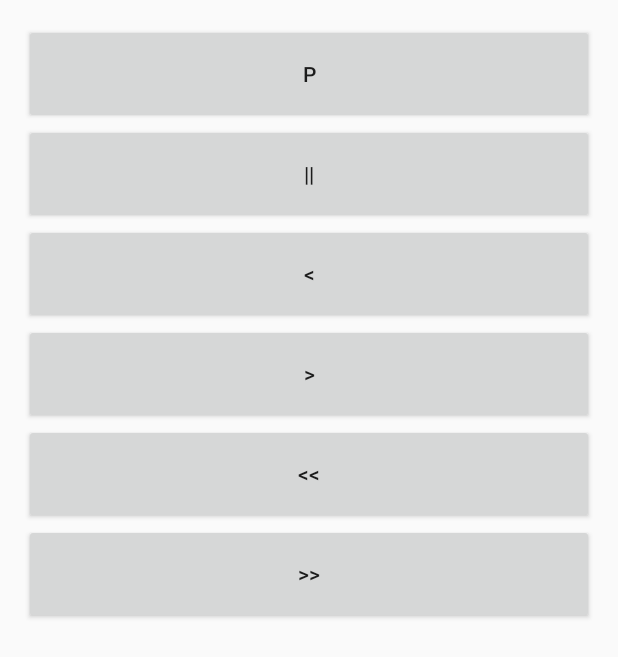
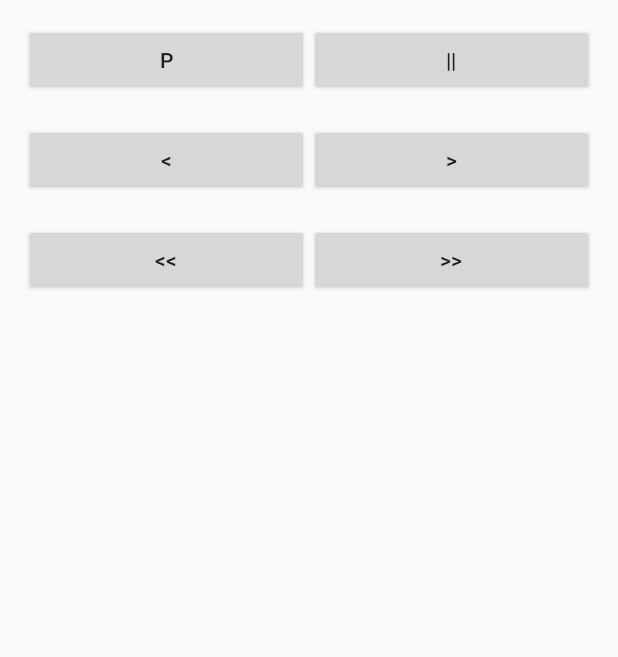
Before and after one commit to robbor78/Android_AudioPlayer2, an Android app: the layout content_main.xml on its own in the app's theme, with its tools: preview values and no code run, on a phone screen of 412 x 824 dp. Shown: the top 657 px of the screen. Run offline under Robolectric (Android 15) with nearby library versions, the phone set to English and light mode, and no system bars.

Commit message:
fixed layout in activity

```diff
--- a/app/src/main/java/com/domain/company/audioplayer2/MainActivity.java
+++ b/app/src/main/java/com/domain/company/audioplayer2/MainActivity.java
@@ -31,50 +31,6 @@ public class MainActivity extends AppCompatActivity implements ServiceCallbacks
     private Intent intent;
     private PlayerService mService;
     private boolean mBound = false;
-
-
-    public void back(View view) {
-
-        //toggle(false,true);
-        mService.back();
-//        seek(-5000);
-//        isBacking = true;
-    }
-
-    public void fwd(View view) {
-        //toggle(false,true);
-        mService.forward();
-//        if (!isPlaying) {
-//            startPlay();
-//        }
-//        seek(5000);
-//        isForward = true;
-    }
-
-    public void bback(View view) {
-        //toggle(false,true);
-        mService.bback();
-//        seek(-60000);
-//        isBBacking = true;
-    }
-
-    public void ffwd(View view) {
-        //toggle(false,true);
-        mService.ffwd();
-//        if (!isPlaying) {
-//            startPlay();
-//        }
-//        seek(60000);
-//        isFForward = true;
-    }
-
-    public void play(View view) {
-        mService.togglePlay();
-    }
-
-    public void pause(View view) {
-        mService.togglePause();
-    }
 
 
     @Override
@@ -447,5 +403,33 @@ public class MainActivity extends AppCompatActivity implements ServiceCallbacks
 
     }
 
+    public void play(View view) {
+        mService.togglePlay();
+    }
+
+    public void pause(View view) {
+        mService.togglePause();
+    }
+
+    public void back(View view) {
+        //toggle(false,true);
+        mService.back();
+    }
+
+    public void fwd(View view) {
+        //toggle(false,true);
+        mService.forward();
+    }
+
+    public void bback(View view) {
+        //toggle(false,true);
+        mService.bback();
+    }
+
+    public void ffwd(View view) {
+        //toggle(false,true);
+        mService.ffwd();
+    }
+
 
 }
--- a/app/src/main/res/layout/content_main.xml
+++ b/app/src/main/res/layout/content_main.xml
@@ -2,35 +2,51 @@
 <LinearLayout
         xmlns:android="http://schemas.android.com/apk/res/android"
         xmlns:tools="http://schemas.android.com/tools"
+        xmlns:app="http://schemas.android.com/apk/res-auto"
         android:layout_width="match_parent"
         android:layout_height="match_parent"
         android:paddingLeft="@dimen/activity_horizontal_margin"
         android:paddingRight="@dimen/activity_horizontal_margin"
         android:paddingTop="@dimen/activity_vertical_margin"
         android:paddingBottom="@dimen/activity_vertical_margin"
+        app:layout_behavior="@string/appbar_scrolling_view_behavior"
+        tools:showIn="@layout/activity_main"
         tools:context="com.domain.company.audioplayer2.MainActivity"
         android:orientation="vertical">
 
+
+    <LinearLayout
+            android:layout_width="match_parent"
+            android:layout_height="100px"
+            android:orientation="horizontal">
         <Button
                 android:id="@+id/play"
                 android:text="P"
-            android:layout_width="match_parent"
-            android:layout_height="100px"
+                android:layout_width="0dp"
+                android:layout_height="wrap_content"
+                android:layout_weight="1"
                 android:onClick="play"/>
 
         <Button
                 android:id="@+id/pause"
                 android:text="||"
+                android:layout_width="0dp"
+                android:layout_height="wrap_content"
+                android:layout_weight="1"
+                android:onClick="pause"
+                android:enabled="true"/>
+    </LinearLayout>
+
+    <LinearLayout
             android:layout_width="match_parent"
             android:layout_height="100px"
-            android:onClick="pause"
-            android:enabled="true"/>
-
+            android:orientation="horizontal">
         <Button
                 android:id="@+id/back"
                 android:text="&lt;"
-            android:layout_width="match_parent"
-            android:layout_height="100px"
+                android:layout_width="0dp"
+                android:layout_height="wrap_content"
+                android:layout_weight="1"
                 android:onClick="back"
                 android:enabled="true"
         />
@@ -38,17 +54,24 @@
         <Button
                 android:id="@+id/fwd"
                 android:text="&gt;"
-            android:layout_width="match_parent"
-            android:layout_height="100px"
+                android:layout_width="0dp"
+                android:layout_height="wrap_content"
+                android:layout_weight="1"
                 android:onClick="fwd"
                 android:enabled="true"
         />
+    </LinearLayout>
 
+    <LinearLayout
+            android:layout_width="match_parent"
+            android:layout_height="100px"
+            android:orientation="horizontal">
         <Button
                 android:id="@+id/bback"
                 android:text="&lt;&lt;"
-            android:layout_width="match_parent"
-            android:layout_height="100px"
+                android:layout_width="0dp"
+                android:layout_height="wrap_content"
+                android:layout_weight="1"
                 android:onClick="bback"
                 android:enabled="true"
         />
@@ -56,11 +79,13 @@
         <Button
                 android:id="@+id/ffwd"
                 android:text="&gt;&gt;"
-            android:layout_width="match_parent"
-            android:layout_height="100px"
+                android:layout_width="0dp"
+                android:layout_height="wrap_content"
+                android:layout_weight="1"
                 android:onClick="ffwd"
                 android:enabled="true"
         />
+    </LinearLayout>
 
 
 </LinearLayout>
```
Lines whose indentation alone changed are shown as unchanged.
